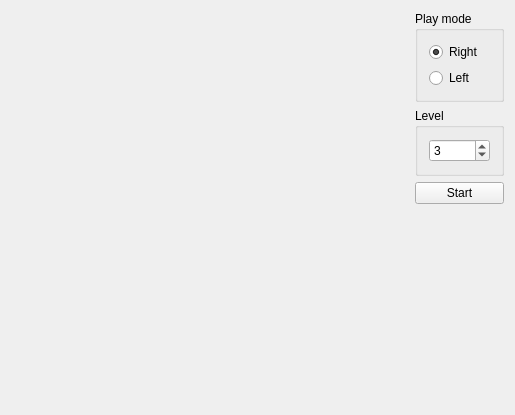
maxim79135/Angles, file view.ui: the form before one commit.
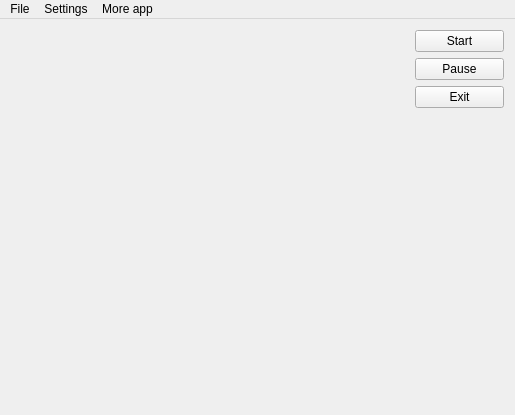
The form after the commit.

Patch:
```diff
--- a/view.ui
+++ b/view.ui
@@ -64,60 +64,6 @@
        <property name="rightMargin">
         <number>0</number>
        </property>
-       <item>
-        <widget class="QGroupBox" name="gbPlayMode">
-         <property name="minimumSize">
-          <size>
-           <width>0</width>
-           <height>0</height>
-          </size>
-         </property>
-         <property name="title">
-          <string>Play mode</string>
-         </property>
-         <layout class="QVBoxLayout" name="verticalLayout_2">
-          <item>
-           <widget class="QRadioButton" name="rbRed">
-            <property name="text">
-             <string>Right</string>
-            </property>
-            <property name="checked">
-             <bool>true</bool>
-            </property>
-           </widget>
-          </item>
-          <item>
-           <widget class="QRadioButton" name="rbBlue">
-            <property name="text">
-             <string>Left</string>
-            </property>
-           </widget>
-          </item>
-         </layout>
-        </widget>
-       </item>
-       <item>
-        <widget class="QGroupBox" name="gbLevel">
-         <property name="title">
-          <string>Level</string>
-         </property>
-         <layout class="QVBoxLayout" name="verticalLayout_3">
-          <item>
-           <widget class="QSpinBox" name="sbAILevel">
-            <property name="minimum">
-             <number>1</number>
-            </property>
-            <property name="maximum">
-             <number>4</number>
-            </property>
-            <property name="value">
-             <number>3</number>
-            </property>
-           </widget>
-          </item>
-         </layout>
-        </widget>
-       </item>
        <item>
         <widget class="QPushButton" name="pbPlay">
          <property name="text">
@@ -125,6 +71,70 @@
          </property>
         </widget>
        </item>
+       <item>
+        <widget class="QPushButton" name="pbStop">
+         <property name="text">
+          <string>Pause</string>
+         </property>
+        </widget>
+       </item>
+       <item>
+        <widget class="QPushButton" name="pushButton">
+         <property name="text">
+          <string>Exit</string>
+         </property>
+        </widget>
+       </item>
+       <item>
+        <spacer name="verticalSpacer_3">
+         <property name="orientation">
+          <enum>Qt::Vertical</enum>
+         </property>
+         <property name="sizeHint" stdset="0">
+          <size>
+           <width>20</width>
+           <height>40</height>
+          </size>
+         </property>
+        </spacer>
+       </item>
+       <item>
+        <widget class="QLabel" name="label_2">
+         <property name="text">
+          <string/>
+         </property>
+         <property name="alignment">
+          <set>Qt::AlignCenter</set>
+         </property>
+        </widget>
+       </item>
+       <item>
+        <widget class="QLabel" name="label_3">
+         <property name="text">
+          <string/>
+         </property>
+        </widget>
+       </item>
+       <item>
+        <spacer name="verticalSpacer_2">
+         <property name="orientation">
+          <enum>Qt::Vertical</enum>
+         </property>
+         <property name="sizeHint" stdset="0">
+          <size>
+           <width>20</width>
+           <height>40</height>
+          </size>
+         </property>
+        </spacer>
+       </item>
+       <item>
+        <widget class="QLabel" name="label">
+         <property name="text">
+          <string/>
+         </property>
+        </widget>
+       </item>
        <item>
         <spacer name="verticalSpacer">
          <property name="orientation">
@@ -152,6 +162,72 @@
      <height>20</height>
     </rect>
    </property>
+   <widget class="QMenu" name="menuFile">
+    <property name="title">
+     <string>File</string>
+    </property>
+    <addaction name="actionSave"/>
+    <addaction name="actionOpen"/>
+    <addaction name="actionExit"/>
+   </widget>
+   <widget class="QMenu" name="menuSettings">
+    <property name="title">
+     <string>Settings</string>
+    </property>
+    <widget class="QMenu" name="menuColor">
+     <property name="enabled">
+      <bool>true</bool>
+     </property>
+     <property name="title">
+      <string>Color</string>
+     </property>
+     <widget class="QMenu" name="menuChekers">
+      <property name="title">
+       <string>Chekers</string>
+      </property>
+      <widget class="QMenu" name="menuReds">
+       <property name="title">
+        <string>Reds</string>
+       </property>
+       <addaction name="action1"/>
+       <addaction name="action2"/>
+       <addaction name="action3"/>
+      </widget>
+      <widget class="QMenu" name="menuBLues">
+       <property name="title">
+        <string>Blues</string>
+       </property>
+       <addaction name="action1_2"/>
+       <addaction name="action2_2"/>
+       <addaction name="action3_2"/>
+      </widget>
+      <addaction name="menuReds"/>
+      <addaction name="menuBLues"/>
+     </widget>
+     <widget class="QMenu" name="menuBackground">
+      <property name="title">
+       <string>Background</string>
+      </property>
+      <addaction name="action1_3"/>
+      <addaction name="action2_3"/>
+      <addaction name="action3_3"/>
+     </widget>
+     <addaction name="menuChekers"/>
+     <addaction name="menuBackground"/>
+     <addaction name="actionDefault"/>
+    </widget>
+    <addaction name="menuColor"/>
+   </widget>
+   <widget class="QMenu" name="menuMore_app">
+    <property name="title">
+     <string>More app</string>
+    </property>
+    <addaction name="actionInfo"/>
+    <addaction name="actionApp"/>
+   </widget>
+   <addaction name="menuFile"/>
+   <addaction name="menuSettings"/>
+   <addaction name="menuMore_app"/>
   </widget>
  </widget>
  <layoutdefault spacing="6" margin="11"/>
```
Left out of the diff: 94 changed lines with no effect on the pictures.
